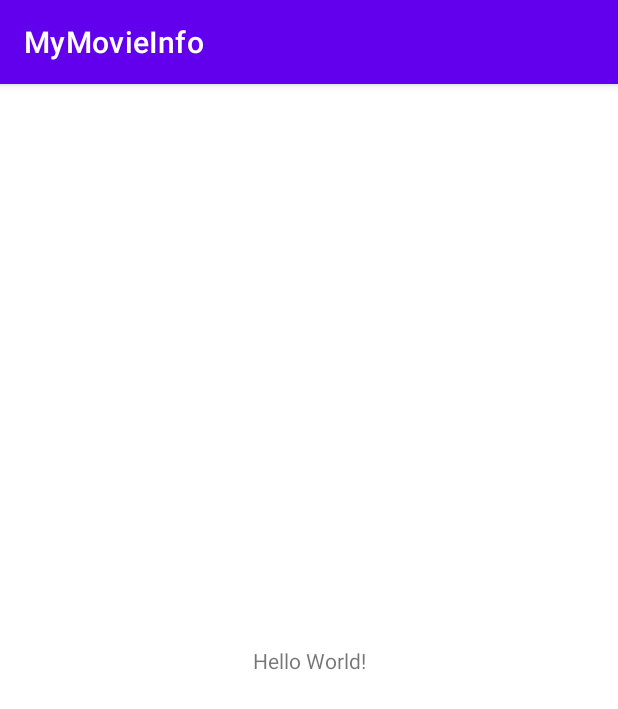
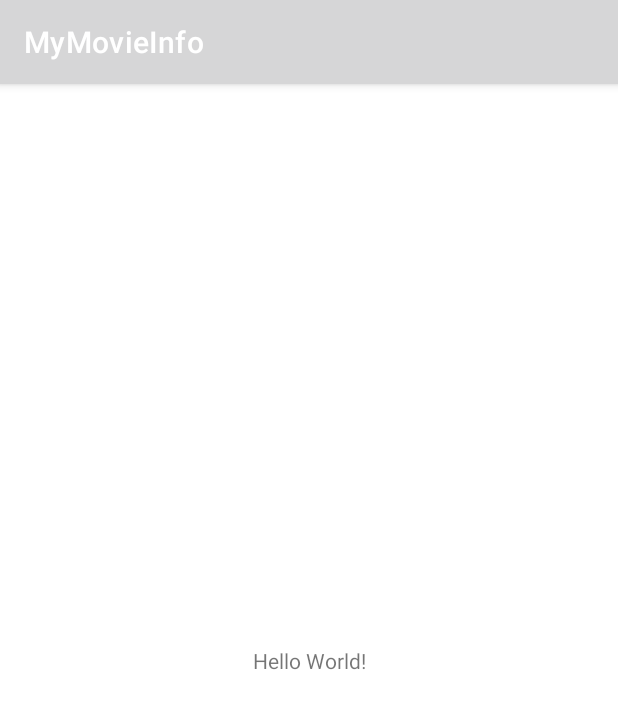
Before and after one commit to ColinMaxwell2001/MobileMovieApp, an Android app built with Jetpack Compose: the screen it shows after launch (MainActivity), on a phone screen of 412 x 824 dp. Shown: the top 709 px of the screen. Run offline under Robolectric (Android 15) with nearby library versions, the phone set to English and light mode, and no system bars; libraries missing offline, so code that uses them is left out: org.w3c.dom.

Commit message:
Commit 1 for code review 2. Setting up color style

```diff
--- a/app/src/main/res/values/colors.xml
+++ b/app/src/main/res/values/colors.xml
@@ -1,10 +1,8 @@
 <?xml version="1.0" encoding="utf-8"?>
 <resources>
-    <color name="purple_200">#FFBB86FC</color>
-    <color name="purple_500">#FF6200EE</color>
-    <color name="purple_700">#FF3700B3</color>
-    <color name="teal_200">#FF03DAC5</color>
-    <color name="teal_700">#FF018786</color>
+    <color name="primaryColor">#FFDE03</color>
+    <color name="secondaryColor">#0336FF</color>
+    <color name="accentColor">#FF0266</color>
     <color name="black">#FF000000</color>
     <color name="white">#FFFFFFFF</color>
 </resources>
```
